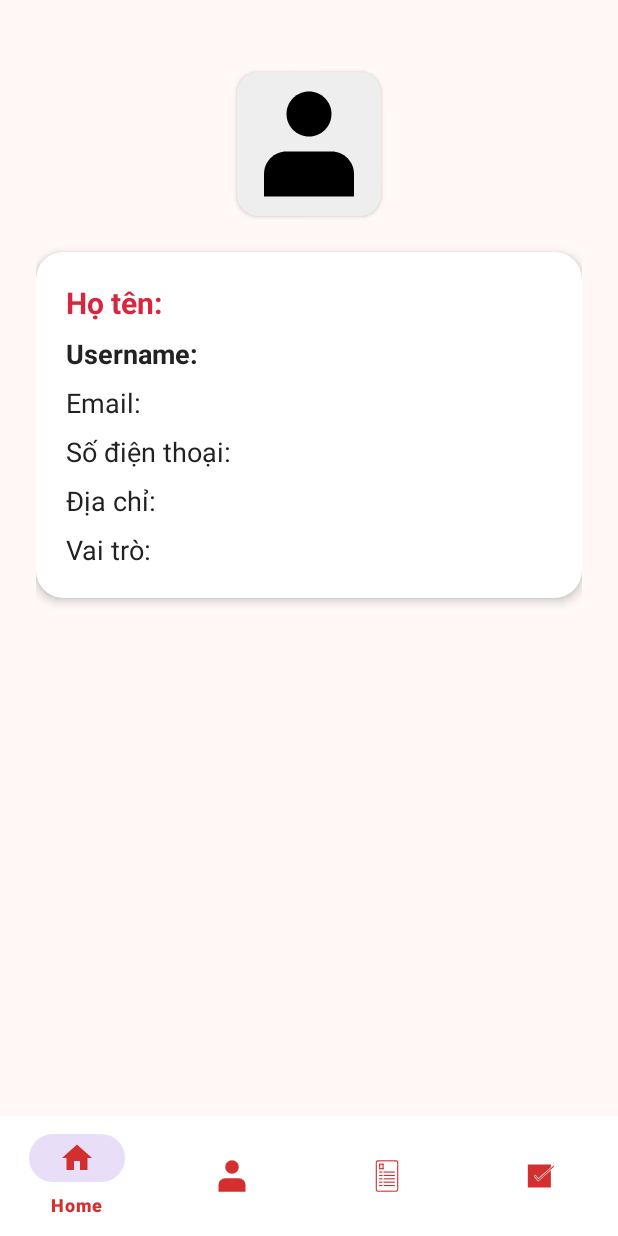
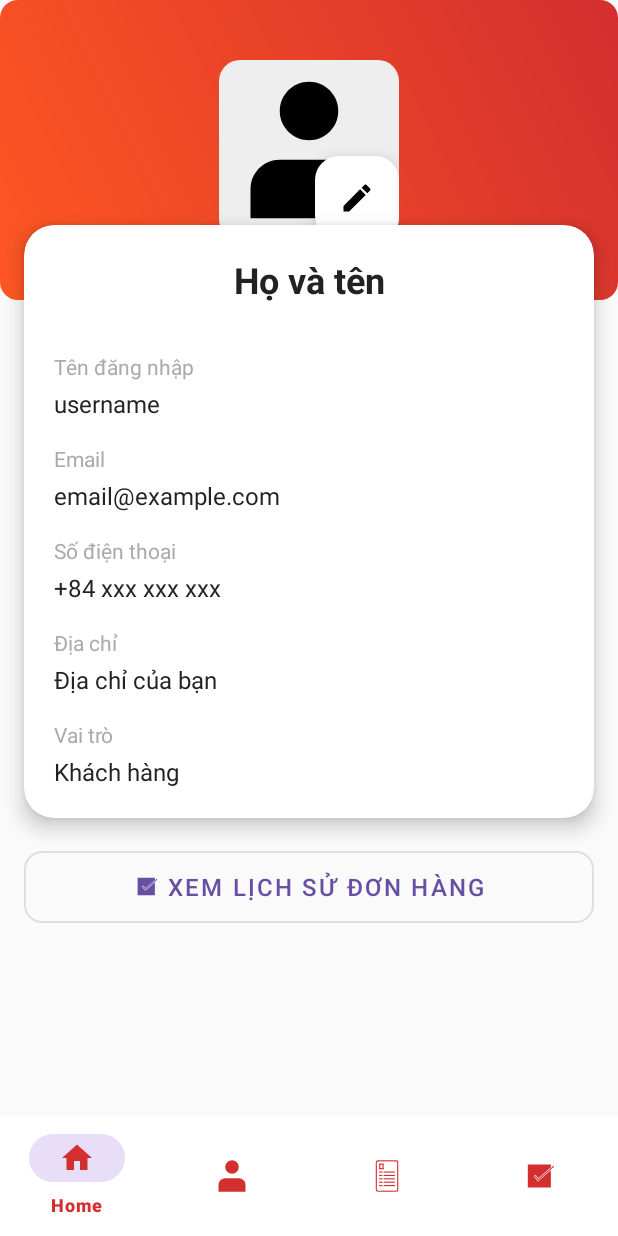
Before and after one commit to hieuvau198/PRM-Noodle-Mobile, an Android app: the fragment UserProfileFragment placed in its activity, on a phone screen of 412 x 824 dp. Run offline under Robolectric (Android 15) with nearby library versions, the phone set to English and light mode, and no system bars; our stand-ins replace Picasso; network calls fail; pictures from the network do not load; 1 statement that could not run was skipped.

Commit message:
update lịch sử đơn hàng

```diff
--- a/PRM_Noodle_Mobile/app/build.gradle
+++ b/PRM_Noodle_Mobile/app/build.gradle
@@ -41,6 +41,7 @@ dependencies {
     implementation 'com.squareup.picasso:picasso:2.71828'
     implementation 'com.github.bumptech.glide:glide:4.16.0'
     annotationProcessor 'com.github.bumptech.glide:compiler:4.16.0'
+    implementation 'androidx.swiperefreshlayout:swiperefreshlayout:1.1.0'
 
     // Retrofit & Gson Converter
     implementation 'com.squareup.retrofit2:retrofit:2.9.0'
--- a/PRM_Noodle_Mobile/app/src/main/java/com/example/prm_noodle_mobile/customer/userprofile/UserProfileFragment.java
+++ b/PRM_Noodle_Mobile/app/src/main/java/com/example/prm_noodle_mobile/customer/userprofile/UserProfileFragment.java
@@ -10,6 +10,7 @@ import androidx.annotation.NonNull;
 import androidx.annotation.Nullable;
 import androidx.fragment.app.Fragment;
 import com.example.prm_noodle_mobile.R;
+import com.example.prm_noodle_mobile.customer.orderhistory.OrderHistoryFragment;
 import com.example.prm_noodle_mobile.data.model.UserProfile;
 
 public class UserProfileFragment extends Fragment implements UserProfileContract.View {
@@ -31,6 +32,21 @@ public class UserProfileFragment extends Fragment implements UserProfileContract
 
         presenter = new UserProfilePresenter(this, requireContext());
         presenter.loadUserProfile();
+
+        // Xử lý sự kiện click nút edit profile
+        view.findViewById(R.id.fab_edit_profile).setOnClickListener(v -> {
+            // TODO: Mở màn hình edit profile
+            Toast.makeText(getContext(), "Tính năng đang phát triển", Toast.LENGTH_SHORT).show();
+        });
+
+        // Xử lý sự kiện click nút xem lịch sử đơn hàng
+        view.findViewById(R.id.btn_order_history).setOnClickListener(v -> {
+            // Chuyển sang fragment lịch sử đơn hàng
+            requireActivity().getSupportFragmentManager().beginTransaction()
+                .replace(R.id.fragment_container, new OrderHistoryFragment())
+                .addToBackStack(null)
+                .commit();
+        });
 
         return view;
     }
--- /dev/null
+++ b/PRM_Noodle_Mobile/app/src/main/res/drawable/ic_edit.xml
@@ -0,0 +1,5 @@
+<vector xmlns:android="http://schemas.android.com/apk/res/android" android:height="24dp" android:tint="#000000" android:viewportHeight="24" android:viewportWidth="24" android:width="24dp">
+
+    <path android:fillColor="@android:color/white" android:pathData="M3,17.25V21h3.75L17.81,9.94l-3.75,-3.75L3,17.25zM20.71,7.04c0.39,-0.39 0.39,-1.02 0,-1.41l-2.34,-2.34c-0.39,-0.39 -1.02,-0.39 -1.41,0l-1.83,1.83 3.75,3.75 1.83,-1.83z"/>
+
+</vector>
--- a/PRM_Noodle_Mobile/app/src/main/res/layout/fragment_user_profile.xml
+++ b/PRM_Noodle_Mobile/app/src/main/res/layout/fragment_user_profile.xml
@@ -1,89 +1,138 @@
+<?xml version="1.0" encoding="utf-8"?>
 <ScrollView xmlns:android="http://schemas.android.com/apk/res/android"
     xmlns:app="http://schemas.android.com/apk/res-auto"
     android:layout_width="match_parent"
     android:layout_height="match_parent"
-    android:background="#FFF8F6">
+    android:background="@color/background_light">
+
     <LinearLayout
-        android:orientation="vertical"
-        android:padding="24dp"
         android:layout_width="match_parent"
         android:layout_height="wrap_content"
-        android:gravity="center_horizontal">
+        android:orientation="vertical">
 
-        <!-- Avatar tròn ở giữa -->
-        <ImageView
-            android:id="@+id/iv_avatar"
-            android:layout_width="96dp"
-            android:layout_height="96dp"
-            android:src="@drawable/ic_user"
-            android:layout_marginTop="24dp"
-            android:layout_marginBottom="16dp"
-            android:background="@drawable/rounded_image_bg"
-            android:scaleType="centerCrop"
-            android:elevation="2dp"
-            android:contentDescription="Avatar"
-            android:padding="8dp" />
+        <!-- Header với background gradient -->
+        <FrameLayout
+            android:layout_width="match_parent"
+            android:layout_height="200dp"
+            android:background="@drawable/gradient_banner">
 
-        <!-- CardView cho thông tin user -->
+            <!-- Container for avatar and edit button -->
+            <FrameLayout
+                android:layout_width="120dp"
+                android:layout_height="120dp"
+                android:layout_gravity="center">
+
+                <ImageView
+                    android:id="@+id/iv_avatar"
+                    android:layout_width="match_parent"
+                    android:layout_height="match_parent"
+                    android:src="@drawable/ic_user"
+                    android:padding="8dp"
+                    android:background="@drawable/rounded_image_bg"
+                    android:scaleType="centerCrop"
+                    android:contentDescription="Avatar" />
+
+                <!-- Edit button -->
+                <com.google.android.material.floatingactionbutton.FloatingActionButton
+                    android:id="@+id/fab_edit_profile"
+                    android:layout_width="wrap_content"
+                    android:layout_height="wrap_content"
+                    android:layout_gravity="end|bottom"
+                    android:src="@drawable/ic_edit"
+                    app:fabSize="mini"
+                    app:backgroundTint="@color/white"
+                    app:tint="@color/black" />
+            </FrameLayout>
+        </FrameLayout>
+
+        <!-- Info Card -->
         <androidx.cardview.widget.CardView
             android:layout_width="match_parent"
             android:layout_height="wrap_content"
-            android:layout_marginTop="8dp"
-            android:layout_marginBottom="16dp"
-            app:cardElevation="4dp"
-            app:cardCornerRadius="18dp"
-            app:cardBackgroundColor="#FFFFFF">
+            android:layout_marginStart="16dp"
+            android:layout_marginEnd="16dp"
+            android:layout_marginTop="-50dp"
+            app:cardCornerRadius="20dp"
+            app:cardElevation="8dp">
 
             <LinearLayout
+                android:layout_width="match_parent"
+                android:layout_height="wrap_content"
                 android:orientation="vertical"
-                android:padding="20dp"
-                android:layout_width="match_parent"
-                android:layout_height="wrap_content">
+                android:padding="20dp">
 
-                <TextView android:id="@+id/tv_full_name"
-                    android:text="Họ tên: "
+                <TextView
+                    android:id="@+id/tv_full_name"
+                    android:layout_width="match_parent"
+                    android:layout_height="wrap_content"
+                    android:text="Họ và tên"
+                    android:textAlignment="center"
+                    android:textSize="24sp"
                     android:textStyle="bold"
-                    android:textColor="#D7263D"
-                    android:textSize="20sp"
-                    android:layout_width="wrap_content"
-                    android:layout_height="wrap_content"/>
-                <TextView android:id="@+id/tv_username"
-                    android:text="Username: "
-                    android:textStyle="bold"
-                    android:textColor="#222"
-                    android:textSize="18sp"
-                    android:layout_width="wrap_content"
+                    android:textColor="@color/text_primary"/>
+
+                <!-- Thông tin chi tiết -->
+                <LinearLayout
+                    android:layout_width="match_parent"
                     android:layout_height="wrap_content"
-                    android:layout_marginTop="8dp"/>
-                <TextView android:id="@+id/tv_email"
-                    android:text="Email: "
-                    android:textColor="#222"
-                    android:textSize="18sp"
-                    android:layout_width="wrap_content"
-                    android:layout_height="wrap_content"
-                    android:layout_marginTop="8dp"/>
-                <TextView android:id="@+id/tv_phone"
-                    android:text="Số điện thoại: "
-                    android:textColor="#222"
-                    android:textSize="18sp"
-                    android:layout_width="wrap_content"
-                    android:layout_height="wrap_content"
-                    android:layout_marginTop="8dp"/>
-                <TextView android:id="@+id/tv_address"
-                    android:text="Địa chỉ: "
-                    android:textColor="#222"
-                    android:textSize="18sp"
-                    android:layout_width="wrap_content"
-                    android:layout_height="wrap_content"
-                    android:layout_marginTop="8dp"/>
-                <TextView android:id="@+id/tv_role"
-                    android:text="Vai trò: "
-                    android:textColor="#222"
-                    android:textSize="18sp"
-                    android:layout_width="wrap_content"
-                    android:layout_height="wrap_content"
-                    android:layout_marginTop="8dp"/>
+                    android:orientation="vertical"
+                    android:layout_marginTop="16dp">
+
+                    <TextView
+                        style="@style/ProfileInfoLabel"
+                        android:text="Tên đăng nhập"/>
+                    <TextView
+                        android:id="@+id/tv_username"
+                        style="@style/ProfileInfoValue"
+                        android:text="username"/>
+
+                    <TextView
+                        style="@style/ProfileInfoLabel"
+                        android:text="Email"/>
+                    <TextView
+                        android:id="@+id/tv_email"
+                        style="@style/ProfileInfoValue"
+                        android:text="email@example.com"/>
+
+                    <TextView
+                        style="@style/ProfileInfoLabel"
+                        android:text="Số điện thoại"/>
+                    <TextView
+                        android:id="@+id/tv_phone"
+                        style="@style/ProfileInfoValue"
+                        android:text="+84 xxx xxx xxx"/>
+
+                    <TextView
+                        style="@style/ProfileInfoLabel"
+                        android:text="Địa chỉ"/>
+                    <TextView
+                        android:id="@+id/tv_address"
+                        style="@style/ProfileInfoValue"
+                        android:text="Địa chỉ của bạn"/>
+
+                    <TextView
+                        style="@style/ProfileInfoLabel"
+                        android:text="Vai trò"/>
+                    <TextView
+                        android:id="@+id/tv_role"
+                        style="@style/ProfileInfoValue"
+                        android:text="Khách hàng"/>
+                </LinearLayout>
             </LinearLayout>
         </androidx.cardview.widget.CardView>
+
+        <!-- Order History Button -->
+        <com.google.android.material.button.MaterialButton
+            android:id="@+id/btn_order_history"
+            android:layout_width="match_parent"
+            android:layout_height="60dp"
+            android:layout_margin="16dp"
+            android:text="Xem lịch sử đơn hàng"
+            android:textSize="16sp"
+            app:icon="@drawable/ic_order_confirm"
+            app:iconGravity="textStart"
+            app:cornerRadius="12dp"
+            style="@style/Widget.MaterialComponents.Button.OutlinedButton"/>
+
     </LinearLayout>
 </ScrollView>
--- /dev/null
+++ b/PRM_Noodle_Mobile/app/src/main/res/values/styles.xml
@@ -0,0 +1,20 @@
+<?xml version="1.0" encoding="utf-8"?>
+<resources>
+    <!-- Profile Info Label Style -->
+    <style name="ProfileInfoLabel">
+        <item name="android:layout_width">match_parent</item>
+        <item name="android:layout_height">wrap_content</item>
+        <item name="android:textSize">14sp</item>
+        <item name="android:textColor">@android:color/darker_gray</item>
+        <item name="android:layout_marginTop">16dp</item>
+    </style>
+
+    <!-- Profile Info Value Style -->
+    <style name="ProfileInfoValue">
+        <item name="android:layout_width">match_parent</item>
+        <item name="android:layout_height">wrap_content</item>
+        <item name="android:textSize">16sp</item>
+        <item name="android:textColor">@color/text_primary</item>
+        <item name="android:layout_marginTop">4dp</item>
+    </style>
+</resources>
```
Also changed, not shown: PRM_Noodle_Mobile/app/src/main/java/com/example/prm_noodle_mobile/customer/orderhistory/OrderHistoryAdapter.java (added, +86 -0 lines), PRM_Noodle_Mobile/app/src/main/java/com/example/prm_noodle_mobile/customer/orderhistory/OrderHistoryFragment.java (added, +83 -0 lines), PRM_Noodle_Mobile/app/src/main/java/com/example/prm_noodle_mobile/data/api/OrderApi.java (+9 -0 lines), PRM_Noodle_Mobile/app/src/main/java/com/example/prm_noodle_mobile/data/model/Order.java (+70 -18 lines), PRM_Noodle_Mobile/app/src/main/java/com/example/prm_noodle_mobile/data/model/OrderResponse.java (added, +27 -0 lines), PRM_Noodle_Mobile/app/src/main/res/drawable/status_badge.xml (added, +14 -0 lines), PRM_Noodle_Mobile/app/src/main/res/layout/fragment_order_history.xml (added, +41 -0 lines), PRM_Noodle_Mobile/app/src/main/res/layout/item_order_history.xml (added, +130 -0 lines), PRM_Noodle_Mobile/app/src/main/res/values/colors_status.xml (added, +7 -0 lines).
